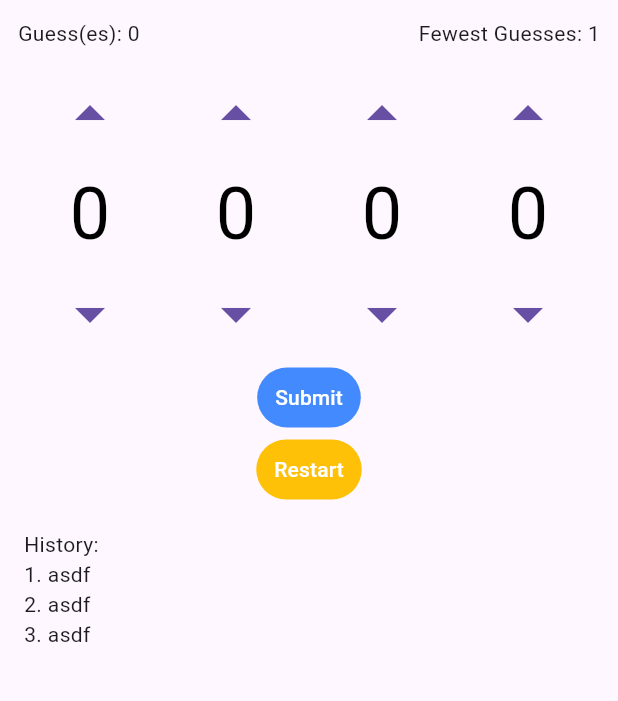
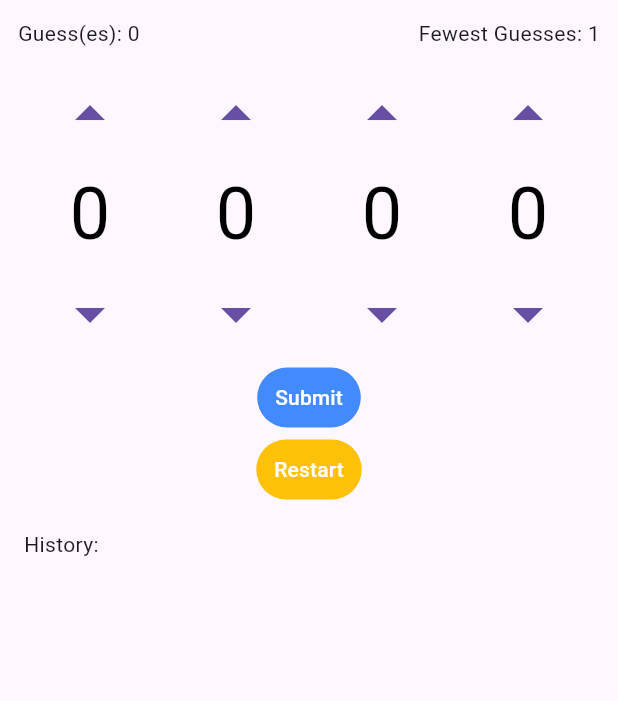
Before and after one commit to Kompaktive/crack-the-code-flutter, a Flutter app: the screen it shows after launch, after a tap on "Submit", after a tap on "Restart", on a phone screen of 412 x 824 dp, the part 84-785 px from its top. Run offline on Flutter 3.47's test engine with Material 3 defaults, Android fonts, the phone set to English and light mode, and no system bars.

Commit message:
feat: add guesses history

```diff
--- a/lib/main.dart
+++ b/lib/main.dart
@@ -28,6 +28,9 @@ class _MainAppState extends State<MainApp> {
   List<int> guessedCode = [0, 0, 0, 0];
   List<bool> shouldValidateCodes = [false, false, false, false];
   bool isGameOver = false;
+
+  // history
+  List<Widget> _widgetList = [];
 
   Color setTextColor(int counter, int code, bool shouldValidate) {
     if (guesses == 0 || !shouldValidate) return Colors.black;
@@ -62,6 +65,7 @@ class _MainAppState extends State<MainApp> {
       guessedCode = [0, 0, 0, 0];
       shouldValidateCodes = [false, false, false, false];
       isGameOver = false;
+      _widgetList = [];
     });
   }
 
@@ -197,6 +201,56 @@ class _MainAppState extends State<MainApp> {
                           setState(() {
                             guesses++;
                             shouldValidateCodes = [true, true, true, true];
+                            // _widgetList.add(Text("$guesses. asdf"));
+                            _widgetList.add(
+                              Text.rich(
+                                TextSpan(
+                                  text: "$guesses. ",
+                                  children: <InlineSpan>[
+                                    TextSpan(
+                                      text: guessedCode[0].toString(),
+                                      style: TextStyle(
+                                        color: setTextColor(
+                                          guessedCode[0],
+                                          codes[0],
+                                          shouldValidateCodes[0],
+                                        ),
+                                      ),
+                                    ),
+                                    TextSpan(
+                                      text: guessedCode[1].toString(),
+                                      style: TextStyle(
+                                        color: setTextColor(
+                                          guessedCode[1],
+                                          codes[1],
+                                          shouldValidateCodes[1],
+                                        ),
+                                      ),
+                                    ),
+                                    TextSpan(
+                                      text: guessedCode[2].toString(),
+                                      style: TextStyle(
+                                        color: setTextColor(
+                                          guessedCode[2],
+                                          codes[2],
+                                          shouldValidateCodes[2],
+                                        ),
+                                      ),
+                                    ),
+                                    TextSpan(
+                                      text: guessedCode[3].toString(),
+                                      style: TextStyle(
+                                        color: setTextColor(
+                                          guessedCode[3],
+                                          codes[3],
+                                          shouldValidateCodes[3],
+                                        ),
+                                      ),
+                                    ),
+                                  ],
+                                ),
+                              ),
+                            );
 
                             if (guessedCode.join().toString() ==
                                 codes.join().toString()) {
@@ -236,22 +290,17 @@ class _MainAppState extends State<MainApp> {
                   style: TextStyle(color: Colors.white),
                 ),
               ),
-              SingleChildScrollView(
-                scrollDirection: Axis.vertical,
-                child: SizedBox(
-                  width: double.infinity,
-                  child: Padding(
-                    padding: EdgeInsets.all(16.0),
-                    child: Column(
-                      crossAxisAlignment: CrossAxisAlignment.start,
-                      children: [
-                        const Text("History:"),
-                        const Text("1. asdf"),
-                        const Text("2. asdf"),
-                        const Text("3. asdf"),
-                      ],
-                    ),
-                  ),
+              Align(
+                alignment: Alignment.topLeft,
+                child: Padding(
+                  padding: EdgeInsets.all(16.0),
+                  child: const Text("History:"),
+                ),
+              ),
+              Expanded(
+                child: Padding(
+                  padding: EdgeInsets.all(16.0),
+                  child: ListView(key: UniqueKey(), children: _widgetList),
                 ),
               ),
             ],
```
